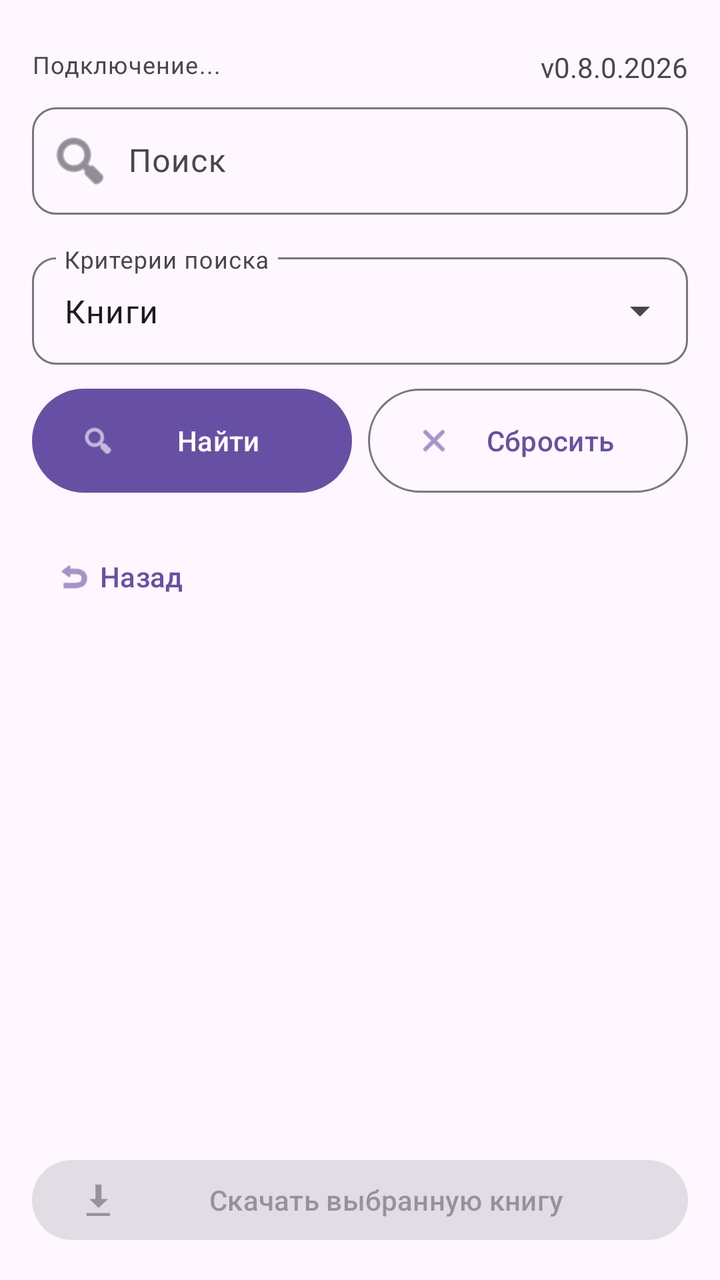
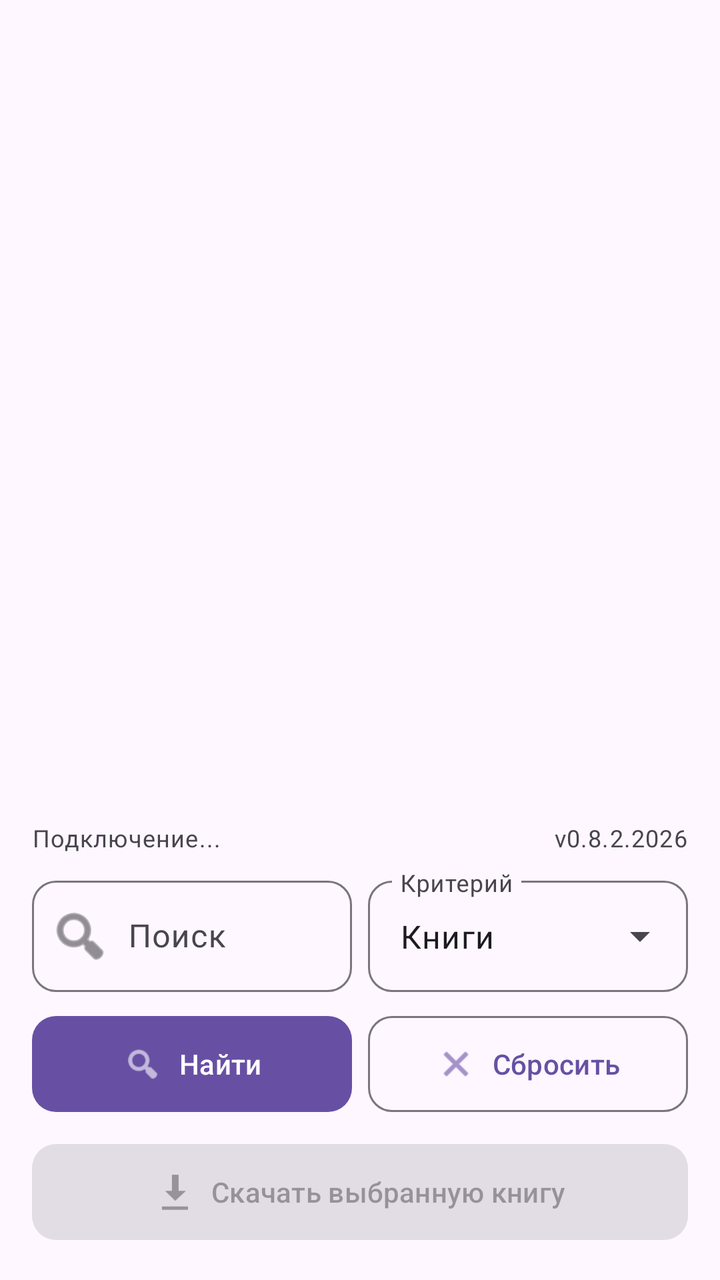

Screens rendered from an Android XML layout before and after an edit, with the pre-edit source and the edit as a unified diff.
<!-- AndroidManifest.xml: application theme Theme.Material3.DayNight.NoActionBar -->
<!-- res/layout/activity_main.xml -->
<?xml version="1.0" encoding="utf-8"?>
<LinearLayout xmlns:android="http://schemas.android.com/apk/res/android"
    xmlns:app="http://schemas.android.com/apk/res-auto"
    android:layout_width="match_parent"
    android:layout_height="match_parent"
    android:orientation="vertical"
    android:padding="16dp">
    <LinearLayout
        android:layout_width="match_parent"
        android:layout_height="wrap_content"
        android:layout_marginTop="8dp"
        android:orientation="horizontal">
        <TextView
            android:id="@+id/connection"
            android:layout_width="wrap_content"
            android:layout_height="wrap_content"
            android:layout_marginTop="8dp"
            android:layout_weight="1"
            android:layout_gravity="start"
            android:text="Подключение..."
            android:textAppearance="?attr/textAppearanceBodySmall" />
        <TextView
            android:layout_width="wrap_content"
            android:layout_height="wrap_content"
            android:layout_gravity="end"
            android:text="v0.8.0.2026" />
    </LinearLayout>

    
    <com.google.android.material.textfield.TextInputLayout
        android:id="@+id/queryLayout"
        style="@style/Widget.Material3.TextInputLayout.OutlinedBox"
        android:layout_width="match_parent"
        android:layout_height="wrap_content"
        android:hint="Поиск"
        app:boxBackgroundMode="outline"
        app:boxCornerRadiusTopStart="12dp"
        app:boxCornerRadiusTopEnd="12dp"
        app:boxCornerRadiusBottomStart="12dp"
        app:boxCornerRadiusBottomEnd="12dp"
        app:startIconDrawable="@android:drawable/ic_menu_search"
        app:startIconTint="?attr/colorOnSurfaceVariant">

        <com.google.android.material.textfield.TextInputEditText
            android:id="@+id/query"
            android:layout_width="match_parent"
            android:layout_height="wrap_content"
            android:inputType="text"
            android:maxLines="1"
            android:singleLine="true"
            android:paddingStart="48dp"
            android:paddingEnd="16dp"
            android:paddingTop="16dp"
            android:paddingBottom="16dp" />
    </com.google.android.material.textfield.TextInputLayout>

    
    <com.google.android.material.textfield.TextInputLayout
        android:id="@+id/modeLayout"
        style="@style/Widget.Material3.TextInputLayout.OutlinedBox.ExposedDropdownMenu"
        android:layout_width="match_parent"
        android:layout_height="wrap_content"
        android:layout_marginTop="16dp"
        android:hint="Критерии поиска"
        app:boxCornerRadiusTopStart="12dp"
        app:boxCornerRadiusTopEnd="12dp"
        app:boxCornerRadiusBottomStart="12dp"
        app:boxCornerRadiusBottomEnd="12dp">

        <AutoCompleteTextView
            android:id="@+id/mode"
            android:layout_width="match_parent"
            android:layout_height="wrap_content"
            android:inputType="none"
            android:text="Книги"
            android:background="@null"
            android:paddingStart="16dp"
            android:paddingEnd="48dp"
            android:paddingTop="16dp"
            android:paddingBottom="16dp" />
    </com.google.android.material.textfield.TextInputLayout>

    <LinearLayout
        android:layout_width="match_parent"
        android:layout_height="wrap_content"
        android:layout_marginTop="8dp"
        android:orientation="horizontal">

        <com.google.android.material.button.MaterialButton
            android:id="@+id/findButton"
            android:layout_width="0dp"
            android:layout_height="60dp"
            android:layout_weight="1"
            android:text="Найти"
            app:icon="@android:drawable/ic_menu_search" />

        <com.google.android.material.button.MaterialButton
            android:id="@+id/resetButton"
            style="@style/Widget.Material3.Button.OutlinedButton"
            android:layout_width="0dp"
            android:layout_height="60dp"
            android:layout_marginStart="8dp"
            android:layout_weight="1"
            android:text="Сбросить"
            app:icon="@android:drawable/ic_menu_close_clear_cancel" />
    </LinearLayout>

    <LinearLayout
        android:id="@+id/navHeader"
        android:layout_width="match_parent"
        android:layout_height="wrap_content"
        android:layout_marginTop="8dp"
        android:orientation="horizontal"
        android:gravity="center_vertical">

        <com.google.android.material.button.MaterialButton
            android:id="@+id/backButton"
            style="@style/Widget.Material3.Button.TextButton.Icon"
            android:layout_width="wrap_content"
            android:layout_height="60dp"
            android:text="Назад"
            app:icon="@android:drawable/ic_menu_revert" />

        <TextView
            android:id="@+id/headerTitle"
            android:layout_width="0dp"
            android:layout_height="wrap_content"
            android:layout_weight="1"
            android:layout_marginStart="8dp"
            android:textSize="16sp"
            android:textStyle="bold"
            android:textColor="?attr/colorOnSurface"
            android:maxLines="1"
            android:ellipsize="end" />
    </LinearLayout>

    <com.google.android.material.progressindicator.LinearProgressIndicator
        android:id="@+id/progress"
        android:layout_width="match_parent"
        android:layout_height="wrap_content"
        android:layout_marginTop="8dp"
        android:indeterminate="true"
        android:visibility="gone" />

    <androidx.core.widget.NestedScrollView
        android:layout_width="match_parent"
        android:layout_height="0dp"
        android:layout_weight="1"
        android:layout_marginTop="8dp">

        <LinearLayout
            android:id="@+id/resultsBox"
            android:layout_width="match_parent"
            android:layout_height="wrap_content"
            android:orientation="vertical" />
    </androidx.core.widget.NestedScrollView>

    <com.google.android.material.button.MaterialButton
        android:id="@+id/downloadButton"
        android:layout_width="match_parent"
        android:layout_height="wrap_content"
        android:layout_marginTop="8dp"
        android:enabled="false"
        android:text="Скачать выбранную книгу"
        app:icon="@android:drawable/stat_sys_download" />

</LinearLayout>
<!-- resources referenced by this layout -->
<resources>

</resources>

<!-- the commit's change to res/layout/activity_main.xml (unified diff, before → after) -->
@@ -5,148 +5,13 @@
     android:layout_height="match_parent"
     android:orientation="vertical"
     android:padding="16dp">
-    <LinearLayout
-        android:layout_width="match_parent"
-        android:layout_height="wrap_content"
-        android:layout_marginTop="8dp"
-        android:orientation="horizontal">
-        <TextView
-            android:id="@+id/connection"
-            android:layout_width="wrap_content"
-            android:layout_height="wrap_content"
-            android:layout_marginTop="8dp"
-            android:layout_weight="1"
-            android:layout_gravity="start"
-            android:text="Подключение..."
-            android:textAppearance="?attr/textAppearanceBodySmall" />
-        <TextView
-            android:layout_width="wrap_content"
-            android:layout_height="wrap_content"
-            android:layout_gravity="end"
-            android:text="v0.8.0.2026" />
-    </LinearLayout>
 
     
-    <com.google.android.material.textfield.TextInputLayout
-        android:id="@+id/queryLayout"
-        style="@style/Widget.Material3.TextInputLayout.OutlinedBox"
-        android:layout_width="match_parent"
-        android:layout_height="wrap_content"
-        android:hint="Поиск"
-        app:boxBackgroundMode="outline"
-        app:boxCornerRadiusTopStart="12dp"
-        app:boxCornerRadiusTopEnd="12dp"
-        app:boxCornerRadiusBottomStart="12dp"
-        app:boxCornerRadiusBottomEnd="12dp"
-        app:startIconDrawable="@android:drawable/ic_menu_search"
-        app:startIconTint="?attr/colorOnSurfaceVariant">
-
-        <com.google.android.material.textfield.TextInputEditText
-            android:id="@+id/query"
-            android:layout_width="match_parent"
-            android:layout_height="wrap_content"
-            android:inputType="text"
-            android:maxLines="1"
-            android:singleLine="true"
-            android:paddingStart="48dp"
-            android:paddingEnd="16dp"
-            android:paddingTop="16dp"
-            android:paddingBottom="16dp" />
-    </com.google.android.material.textfield.TextInputLayout>
-
-    
-    <com.google.android.material.textfield.TextInputLayout
-        android:id="@+id/modeLayout"
-        style="@style/Widget.Material3.TextInputLayout.OutlinedBox.ExposedDropdownMenu"
-        android:layout_width="match_parent"
-        android:layout_height="wrap_content"
-        android:layout_marginTop="16dp"
-        android:hint="Критерии поиска"
-        app:boxCornerRadiusTopStart="12dp"
-        app:boxCornerRadiusTopEnd="12dp"
-        app:boxCornerRadiusBottomStart="12dp"
-        app:boxCornerRadiusBottomEnd="12dp">
-
-        <AutoCompleteTextView
-            android:id="@+id/mode"
-            android:layout_width="match_parent"
-            android:layout_height="wrap_content"
-            android:inputType="none"
-            android:text="Книги"
-            android:background="@null"
-            android:paddingStart="16dp"
-            android:paddingEnd="48dp"
-            android:paddingTop="16dp"
-            android:paddingBottom="16dp" />
-    </com.google.android.material.textfield.TextInputLayout>
-
-    <LinearLayout
-        android:layout_width="match_parent"
-        android:layout_height="wrap_content"
-        android:layout_marginTop="8dp"
-        android:orientation="horizontal">
-
-        <com.google.android.material.button.MaterialButton
-            android:id="@+id/findButton"
-            android:layout_width="0dp"
-            android:layout_height="60dp"
-            android:layout_weight="1"
-            android:text="Найти"
-            app:icon="@android:drawable/ic_menu_search" />
-
-        <com.google.android.material.button.MaterialButton
-            android:id="@+id/resetButton"
-            style="@style/Widget.Material3.Button.OutlinedButton"
-            android:layout_width="0dp"
-            android:layout_height="60dp"
-            android:layout_marginStart="8dp"
-            android:layout_weight="1"
-            android:text="Сбросить"
-            app:icon="@android:drawable/ic_menu_close_clear_cancel" />
-    </LinearLayout>
-
-    <LinearLayout
-        android:id="@+id/navHeader"
-        android:layout_width="match_parent"
-        android:layout_height="wrap_content"
-        android:layout_marginTop="8dp"
-        android:orientation="horizontal"
-        android:gravity="center_vertical">
-
-        <com.google.android.material.button.MaterialButton
-            android:id="@+id/backButton"
-            style="@style/Widget.Material3.Button.TextButton.Icon"
-            android:layout_width="wrap_content"
-            android:layout_height="60dp"
-            android:text="Назад"
-            app:icon="@android:drawable/ic_menu_revert" />
-
-        <TextView
-            android:id="@+id/headerTitle"
-            android:layout_width="0dp"
-            android:layout_height="wrap_content"
-            android:layout_weight="1"
-            android:layout_marginStart="8dp"
-            android:textSize="16sp"
-            android:textStyle="bold"
-            android:textColor="?attr/colorOnSurface"
-            android:maxLines="1"
-            android:ellipsize="end" />
-    </LinearLayout>
-
-    <com.google.android.material.progressindicator.LinearProgressIndicator
-        android:id="@+id/progress"
-        android:layout_width="match_parent"
-        android:layout_height="wrap_content"
-        android:layout_marginTop="8dp"
-        android:indeterminate="true"
-        android:visibility="gone" />
-
     <androidx.core.widget.NestedScrollView
         android:layout_width="match_parent"
         android:layout_height="0dp"
         android:layout_weight="1"
-        android:layout_marginTop="8dp">
+        android:fillViewport="true">
 
         <LinearLayout
             android:id="@+id/resultsBox"
@@ -155,13 +20,196 @@
             android:orientation="vertical" />
     </androidx.core.widget.NestedScrollView>
 
-    <com.google.android.material.button.MaterialButton
-        android:id="@+id/downloadButton"
+    
+    <LinearLayout
         android:layout_width="match_parent"
         android:layout_height="wrap_content"
-        android:layout_marginTop="8dp"
-        android:enabled="false"
-        android:text="Скачать выбранную книгу"
-        app:icon="@android:drawable/stat_sys_download" />
-
+        android:orientation="vertical"
+        android:layout_marginTop="8dp">
+
+        
+        <LinearLayout
+            android:layout_width="match_parent"
+            android:layout_height="wrap_content"
+            android:orientation="horizontal"
+            android:gravity="center_vertical"
+            android:layout_marginBottom="8dp">
+
+            <TextView
+                android:id="@+id/connection"
+                android:layout_width="0dp"
+                android:layout_height="wrap_content"
+                android:layout_weight="1"
+                android:text="Подключение..."
+                android:textAppearance="?attr/textAppearanceBodySmall" />
+
+            <TextView
+                android:layout_width="wrap_content"
+                android:layout_height="wrap_content"
+                android:text="v0.8.2.2026"
+                android:textAppearance="?attr/textAppearanceBodySmall" />
+        </LinearLayout>
+
+        
+        <LinearLayout
+            android:layout_width="match_parent"
+            android:layout_height="wrap_content"
+            android:orientation="horizontal">
+
+            
+            <com.google.android.material.textfield.TextInputLayout
+                android:id="@+id/queryLayout"
+                style="@style/Widget.Material3.TextInputLayout.OutlinedBox"
+                android:layout_width="0dp"
+                android:layout_height="wrap_content"
+                android:layout_weight="1"
+                android:layout_marginEnd="4dp"
+                android:hint="Поиск"
+                android:minHeight="56dp"
+                app:boxCornerRadiusTopStart="12dp"
+                app:boxCornerRadiusTopEnd="12dp"
+                app:boxCornerRadiusBottomStart="12dp"
+                app:boxCornerRadiusBottomEnd="12dp"
+                app:startIconDrawable="@android:drawable/ic_menu_search"
+                app:startIconTint="?attr/colorOnSurfaceVariant">
+
+                <com.google.android.material.textfield.TextInputEditText
+                    android:id="@+id/query"
+                    android:layout_width="match_parent"
+                    android:layout_height="match_parent"
+                    android:inputType="text"
+                    android:maxLines="1"
+                    android:gravity="center_vertical"
+                    android:paddingStart="48dp"
+                    android:paddingEnd="16dp" />
+            </com.google.android.material.textfield.TextInputLayout>
+
+            
+            <com.google.android.material.textfield.TextInputLayout
+                android:id="@+id/modeLayout"
+                style="@style/Widget.Material3.TextInputLayout.OutlinedBox.ExposedDropdownMenu"
+                android:layout_width="0dp"
+                android:layout_height="wrap_content"
+                android:layout_weight="1"
+                android:layout_marginStart="4dp"
+                android:hint="Критерий"
+                android:minHeight="56dp"
+                app:boxCornerRadiusTopStart="12dp"
+                app:boxCornerRadiusTopEnd="12dp"
+                app:boxCornerRadiusBottomStart="12dp"
+                app:boxCornerRadiusBottomEnd="12dp">
+
+                <AutoCompleteTextView
+                    android:id="@+id/mode"
+                    android:layout_width="match_parent"
+                    android:layout_height="match_parent"
+                    android:inputType="none"
+                    android:text="Книги"
+                    android:background="@null"
+                    android:gravity="center_vertical"
+                    android:paddingStart="16dp"
+                    android:paddingEnd="48dp" />
+            </com.google.android.material.textfield.TextInputLayout>
+        </LinearLayout>
+
+        
+        <LinearLayout
+            android:layout_width="match_parent"
+            android:layout_height="wrap_content"
+            android:layout_marginTop="8dp"
+            android:orientation="horizontal">
+
+            <com.google.android.material.button.MaterialButton
+                android:id="@+id/findButton"
+                style="@style/Widget.Material3.Button"
+                android:layout_width="0dp"
+                android:layout_height="56dp"
+                android:layout_weight="1"
+                android:text="Найти"
+                android:textSize="14sp"
+                app:icon="@android:drawable/ic_menu_search"
+                app:iconGravity="textStart"
+                app:iconPadding="8dp"
+                app:iconSize="20dp"
+                app:cornerRadius="12dp" />
+
+            <com.google.android.material.button.MaterialButton
+                android:id="@+id/resetButton"
+                style="@style/Widget.Material3.Button.OutlinedButton"
+                android:layout_width="0dp"
+                android:layout_height="56dp"
+                android:layout_marginStart="8dp"
+                android:layout_weight="1"
+                android:text="Сбросить"
+                android:textSize="14sp"
+                app:icon="@android:drawable/ic_menu_close_clear_cancel"
+                app:iconGravity="textStart"
+                app:iconPadding="8dp"
+                app:iconSize="20dp"
+                app:cornerRadius="12dp" />
+        </LinearLayout>
+
+        
+        <LinearLayout
+            android:id="@+id/navHeader"
+            android:layout_width="match_parent"
+            android:layout_height="wrap_content"
+            android:layout_marginTop="8dp"
+            android:orientation="horizontal"
+            android:gravity="center_vertical"
+            android:visibility="gone">
+
+            <com.google.android.material.button.MaterialButton
+                android:id="@+id/backButton"
+                style="@style/Widget.Material3.Button"
+                android:layout_width="0dp"
+                android:layout_height="56dp"
+                android:layout_weight="1"
+                android:text="Назад"
+                android:textSize="14sp"
+                app:icon="@android:drawable/ic_menu_revert"
+                app:iconGravity="textStart"
+                app:iconPadding="8dp"
+                app:iconSize="20dp"
+                app:cornerRadius="12dp" />
+ы
+            <TextView
+                android:id="@+id/headerTitle"
+                android:layout_width="0dp"
+                android:layout_height="wrap_content"
+                android:layout_weight="1"
+                android:layout_marginStart="12dp"
+                android:textSize="16sp"
+                android:textStyle="bold"
+                android:textColor="?attr/colorOnSurface"
+                android:maxLines="1"
+                android:ellipsize="end" />
+        </LinearLayout>
+
+        
+        <com.google.android.material.progressindicator.LinearProgressIndicator
+            android:id="@+id/progress"
+            android:layout_width="match_parent"
+            android:layout_height="wrap_content"
+            android:layout_marginTop="8dp"
+            android:indeterminate="true"
+            android:visibility="gone" />
+
+        
+        <com.google.android.material.button.MaterialButton
+            android:id="@+id/downloadButton"
+            style="@style/Widget.Material3.Button"
+            android:layout_width="match_parent"
+            android:layout_height="56dp"
+            android:layout_marginTop="8dp"
+            android:enabled="false"
+            android:text="Скачать выбранную книгу"
+            android:textSize="14sp"
+            app:icon="@android:drawable/stat_sys_download"
+            app:iconGravity="textStart"
+            app:iconPadding="8dp"
+            app:iconSize="20dp"
+            app:cornerRadius="12dp" />
+
+    </LinearLayout>
 </LinearLayout>
